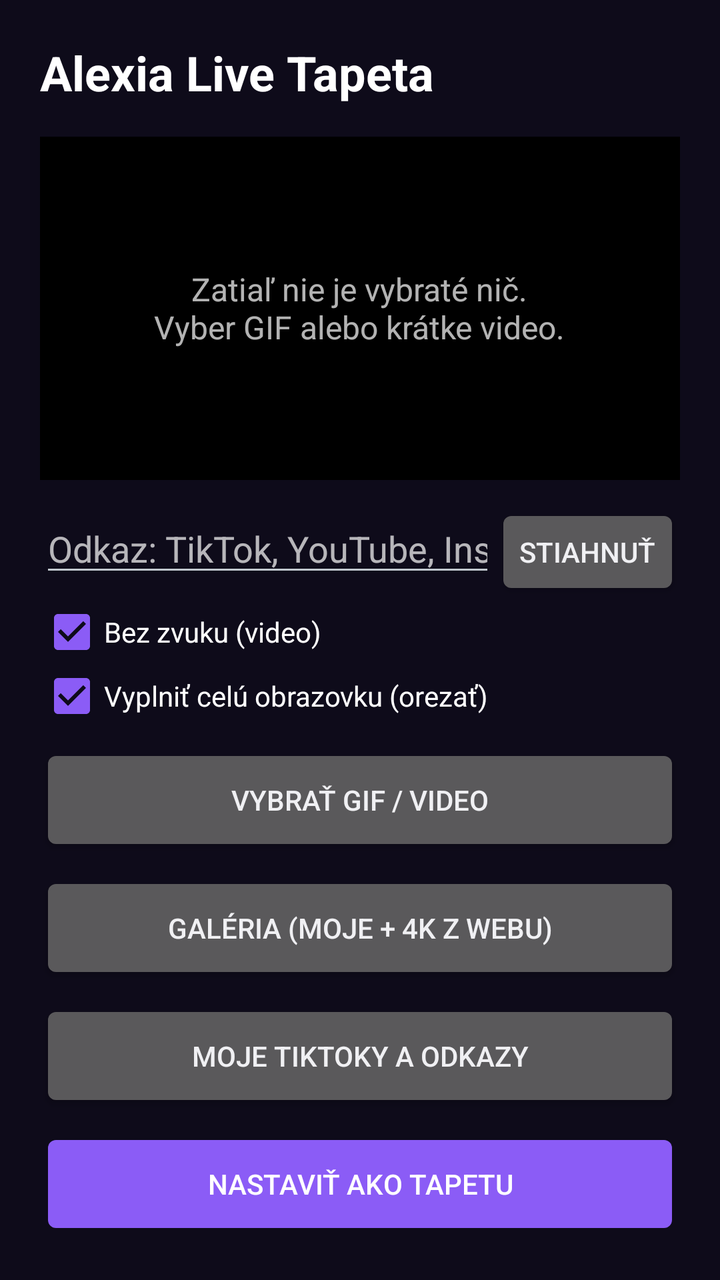
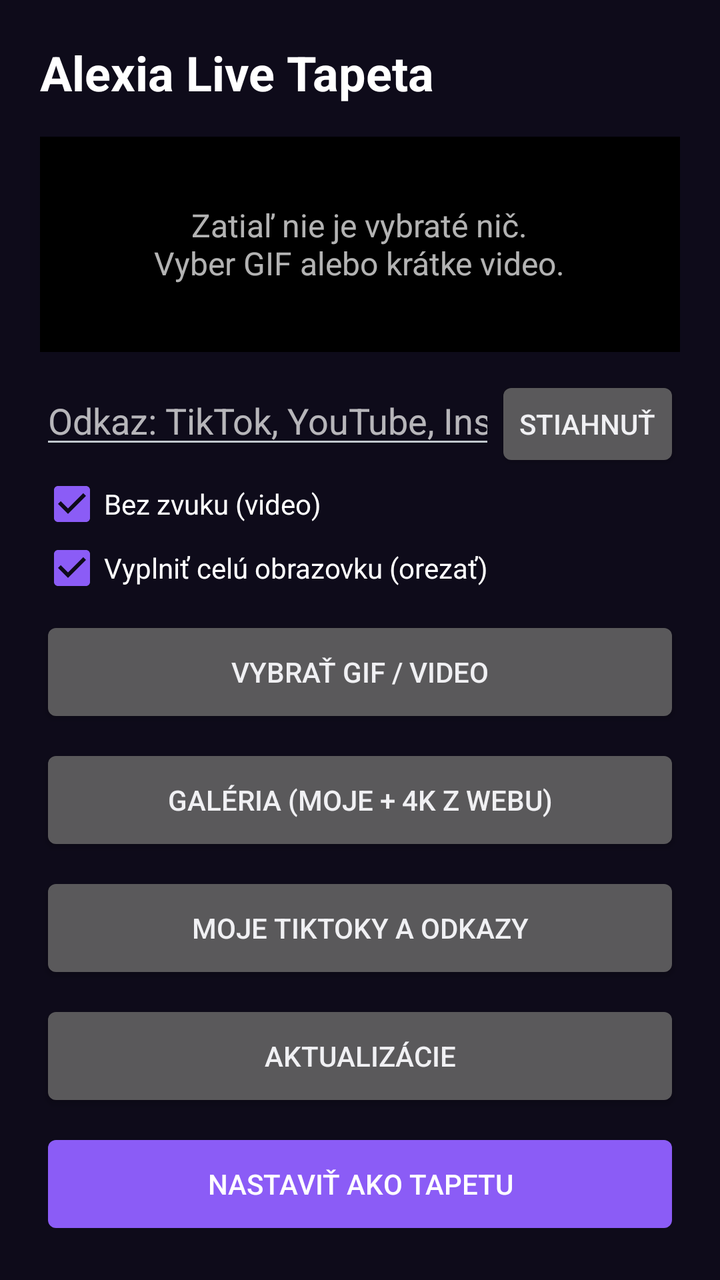

An Android layout rendered at two revisions. The XML below is the earlier revision; the diff shows what the commit changed to produce the second picture.
<!-- AndroidManifest.xml: application theme android:Theme.DeviceDefault.NoActionBar -->
<!-- res/layout/activity_main.xml -->
<?xml version="1.0" encoding="utf-8"?>
<LinearLayout xmlns:android="http://schemas.android.com/apk/res/android"
    android:layout_width="match_parent"
    android:layout_height="match_parent"
    android:background="@color/bg"
    android:fitsSystemWindows="true"
    android:orientation="vertical"
    android:padding="20dp">

    <TextView
        android:layout_width="wrap_content"
        android:layout_height="wrap_content"
        android:text="@string/app_name"
        android:textColor="#FFFFFFFF"
        android:textSize="24sp"
        android:textStyle="bold" />

    <FrameLayout
        android:layout_width="match_parent"
        android:layout_height="0dp"
        android:layout_marginTop="16dp"
        android:layout_marginBottom="12dp"
        android:layout_weight="1"
        android:background="#FF000000">

        <ImageView
            android:id="@+id/previewImage"
            android:layout_width="match_parent"
            android:layout_height="match_parent"
            android:scaleType="centerCrop"
            android:visibility="gone" />

        <VideoView
            android:id="@+id/previewVideo"
            android:layout_width="wrap_content"
            android:layout_height="wrap_content"
            android:layout_gravity="center"
            android:visibility="gone" />

        <TextView
            android:id="@+id/status"
            android:layout_width="wrap_content"
            android:layout_height="wrap_content"
            android:layout_gravity="center"
            android:gravity="center"
            android:padding="16dp"
            android:text="@string/empty"
            android:textColor="@color/text_dim"
            android:textSize="16sp" />
    </FrameLayout>

    <LinearLayout
        android:layout_width="match_parent"
        android:layout_height="wrap_content"
        android:orientation="horizontal">

        <EditText
            android:id="@+id/url"
            android:layout_width="0dp"
            android:layout_height="wrap_content"
            android:layout_weight="1"
            android:hint="@string/url_hint"
            android:imeOptions="actionGo"
            android:inputType="textUri"
            android:singleLine="true"
            android:textColor="#FFFFFFFF"
            android:textColorHint="@color/text_dim" />

        <Button
            android:id="@+id/download"
            android:layout_width="wrap_content"
            android:layout_height="wrap_content"
            android:text="@string/download" />
    </LinearLayout>

    <ProgressBar
        android:id="@+id/progress"
        style="@android:style/Widget.DeviceDefault.ProgressBar.Horizontal"
        android:layout_width="match_parent"
        android:layout_height="wrap_content"
        android:max="100"
        android:visibility="gone" />

    <CheckBox
        android:id="@+id/mute"
        android:layout_width="wrap_content"
        android:layout_height="wrap_content"
        android:buttonTint="@color/accent"
        android:checked="true"
        android:text="@string/mute"
        android:textColor="#FFFFFFFF" />

    <CheckBox
        android:id="@+id/fill"
        android:layout_width="wrap_content"
        android:layout_height="wrap_content"
        android:buttonTint="@color/accent"
        android:checked="true"
        android:text="@string/fill"
        android:textColor="#FFFFFFFF" />

    <Button
        android:id="@+id/pick"
        android:layout_width="match_parent"
        android:layout_height="56dp"
        android:layout_marginTop="8dp"
        android:text="@string/pick" />

    <Button
        android:id="@+id/gallery"
        android:layout_width="match_parent"
        android:layout_height="56dp"
        android:layout_marginTop="8dp"
        android:text="@string/gallery" />

    <Button
        android:id="@+id/favorites"
        android:layout_width="match_parent"
        android:layout_height="56dp"
        android:layout_marginTop="8dp"
        android:text="@string/favorites" />

    <Button
        android:id="@+id/apply"
        android:layout_width="match_parent"
        android:layout_height="56dp"
        android:layout_marginTop="8dp"
        android:backgroundTint="@color/accent"
        android:enabled="false"
        android:text="@string/apply"
        android:textColor="#FFFFFFFF" />
</LinearLayout>
<!-- resources referenced by this layout -->
<resources>
  <color name="accent">#FF8B5CF6</color>
  <color name="bg">#FF0E0B1A</color>
  <color name="text_dim">#B3FFFFFF</color>
  <string name="app_name">Alexia Live Tapeta</string>
  <string name="apply">Nastaviť ako tapetu</string>
  <string name="download">Stiahnuť</string>
  <string name="empty">Zatiaľ nie je vybraté nič.\nVyber GIF alebo krátke video.</string>
  <string name="favorites">Moje TikToky a odkazy</string>
  <string name="fill">Vyplniť celú obrazovku (orezať)</string>
  <string name="gallery">Galéria (moje + 4K z webu)</string>
  <string name="mute">Bez zvuku (video)</string>
  <string name="pick">Vybrať GIF / video</string>
  <string name="url_hint">Odkaz: TikTok, YouTube, Instagram, web…</string>
</resources>

<!-- the commit's change to res/layout/activity_main.xml (unified diff, before → after) -->
@@ -121,6 +121,13 @@
         android:text="@string/favorites" />
 
     <Button
+        android:id="@+id/updates"
+        android:layout_width="match_parent"
+        android:layout_height="56dp"
+        android:layout_marginTop="8dp"
+        android:text="@string/updates" />
+
+    <Button
         android:id="@+id/apply"
         android:layout_width="match_parent"
         android:layout_height="56dp"
<!-- resource entries referenced after the edit -->
@@ -12,6 +12,7 @@
   <string name="gallery">Galéria (moje + 4K z webu)</string>
   <string name="mute">Bez zvuku (video)</string>
   <string name="pick">Vybrať GIF / video</string>
+  <string name="updates">Aktualizácie</string>
   <string name="url_hint">Odkaz: TikTok, YouTube, Instagram, web…</string>
 </resources>
 
